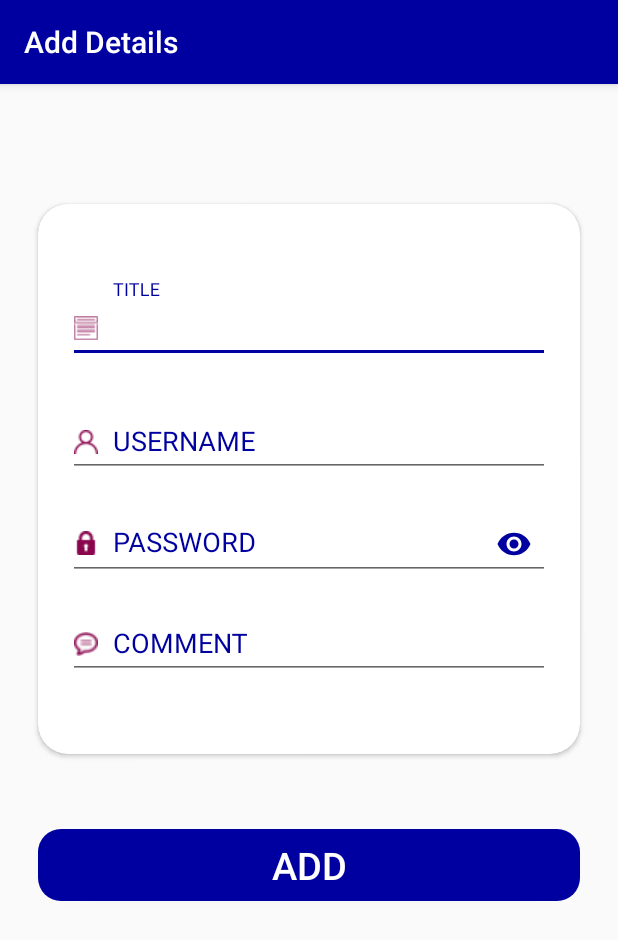
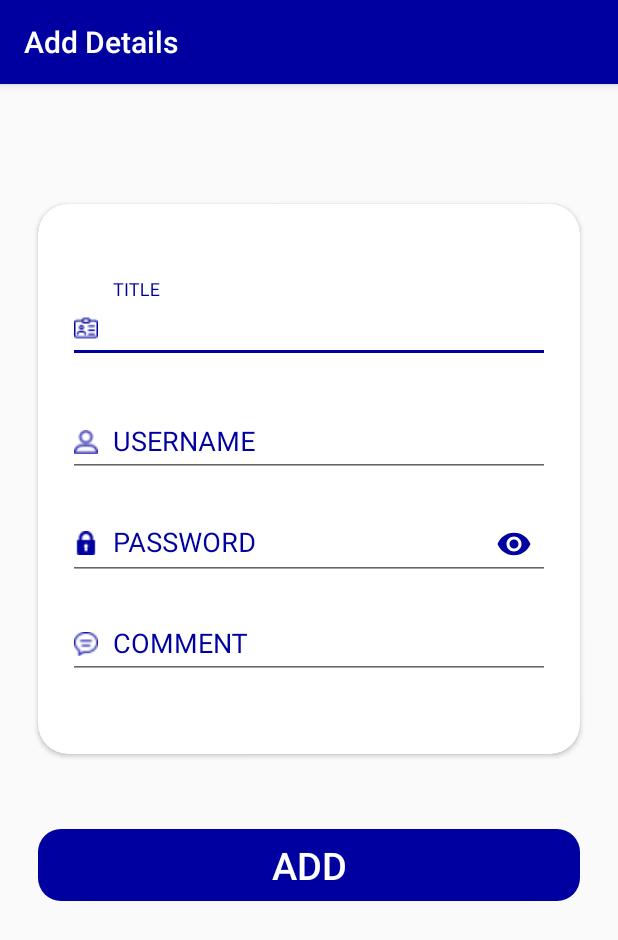
Before and after one commit to zaper1402/Password-Manager, an Android app: the MainActivity screen opened directly, with no data from a screen before it, after a tap on an icon or button, on a phone screen of 412 x 824 dp. Shown: the top 940 px of the screen. Run offline under Robolectric (Android 15) with nearby library versions, the phone set to English and light mode, and no system bars; our stand-ins replace Firebase (no records; nobody signed in at launch, a user with empty details on screens opened directly); libraries missing offline, so code that uses them is left out: com.amulyakhare.textdrawable.

Commit message:
[Ashir] | Icon colors updated & credits menu option added

```diff
--- a/app/src/main/res/layout/activity_login.xml
+++ b/app/src/main/res/layout/activity_login.xml
@@ -100,7 +100,6 @@
                     android:id="@+id/password"
                     style="@style/add_detail_editTexts"
                     android:drawableStart="@drawable/password"
-                    android:drawableLeft="@drawable/password"
                     android:drawablePadding="10dp"
                     android:hint="PASSWORD"
                     android:inputType="textPassword"
--- a/app/src/main/res/layout/activity_main.xml
+++ b/app/src/main/res/layout/activity_main.xml
@@ -66,10 +66,9 @@
         android:layout_alignParentBottom="true"
         android:layout_marginRight="40sp"
         android:layout_marginBottom="40sp"
-        android:background="@color/colorPrimaryDark"
         android:clickable="true"
         android:foreground="@drawable/round_button3"
-        app:backgroundTint="#00520B0B"
+        app:backgroundTint="#FFFFFF"
         app:elevation="@dimen/cardview_default_elevation" />
 
 </RelativeLayout>
--- a/app/src/main/res/layout/activity_profile_detail.xml
+++ b/app/src/main/res/layout/activity_profile_detail.xml
@@ -63,12 +63,13 @@
             android:layout_width="match_parent"
             android:layout_height="match_parent"
             android:layout_marginBottom="15dp"
+            android:drawableLeft="@drawable/title"
             android:drawablePadding="10dp"
             android:hint="Enter your name"
             android:imeOptions="actionNext"
             android:inputType="text"
+
             android:textColor="@color/colorPrimaryDark"
-
             android:textSize="21sp" />
 
     </ViewSwitcher>
--- a/app/src/main/res/layout/single_detail.xml
+++ b/app/src/main/res/layout/single_detail.xml
@@ -61,7 +61,7 @@
                 android:layout_alignParentRight="true"
                 android:layout_centerVertical="true"
                 android:layout_marginRight="10dp"
-                android:src="@mipmap/right_arrow2"
+                android:src="@mipmap/right_arrow3"
 
                 />
 
--- a/app/src/main/res/menu/main_actionbar.xml
+++ b/app/src/main/res/menu/main_actionbar.xml
@@ -8,7 +8,14 @@
         android:icon="@drawable/man_user"
         android:title="userDetail"
         app:showAsAction="ifRoom"
+
         />
+    <item
+        android:id="@+id/Credits"
+        android:menuCategory="container"
+        android:orderInCategory="2"
+        android:title="Credits"
+        app:showAsAction="never" />
 
 
 </menu>
--- a/app/src/main/res/values/strings.xml
+++ b/app/src/main/res/values/strings.xml
@@ -1,4 +1,4 @@
 <resources>
-    <string name="app_name">PasswordManager</string>
+    <string name="app_name">PasswordVault</string>
     <string name="title_activity_profile_detail">ProfileDetail</string>
 </resources>
```
Also changed, not shown: app/src/main/res/drawable-v24/comment.png, app/src/main/res/drawable-v24/email.png (added), app/src/main/res/drawable-v24/password.png (added), app/src/main/res/drawable-v24/title.png (added), app/src/main/res/drawable-v24/user.png (added), app/src/main/res/drawable/email.png (deleted), app/src/main/res/drawable/password.png (deleted), app/src/main/res/drawable/round_button3.png, app/src/main/res/drawable/title.png (deleted), app/src/main/res/drawable/user.png (deleted), app/src/main/res/mipmap-hdpi/right_arrow3.png (added), app/src/main/res/mipmap-xxhdpi/right_arrow2.png (deleted).
